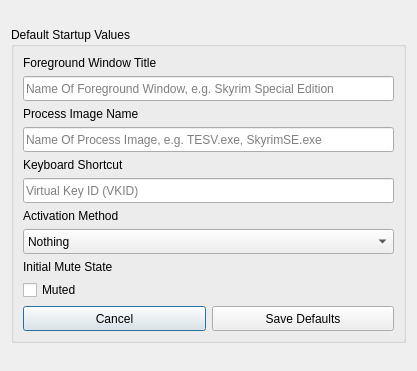
Above: source/json_settings_dialog.ui from PsychedelicShayna/cursor-locker before the change. Below: the same form after it.
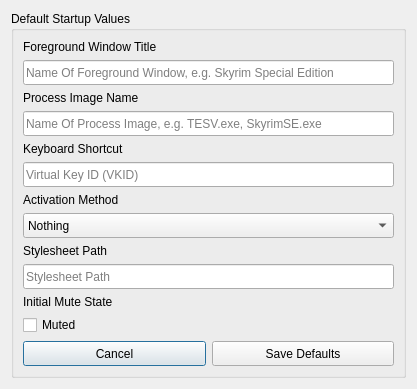
That is the form after the change.

Commit message:
Made improvements to JsonSettingsDialog
- Replaced static load/save functions with JsonSettings member functions.
- Added new stylesheet_path key to JSON settings, used to point to the stylesheet that will be loaded by MainWindow.
- Replaced loadSettingsFromJsonFile/saveSettingsFromJsonFile with loadUiSettingsFromJsonFile/saveUiSettingsToJsonFile functions that implements JsonSettings::LoadFromFile/JsonSettings::SaveToFile.
- Renamed QLineEdit instances to follow ledit naming convention.
- Improved formatting of style polish lambdas.

```diff
--- a/source/json_settings_dialog.ui
+++ b/source/json_settings_dialog.ui
@@ -7,7 +7,7 @@
     <x>0</x>
     <y>0</y>
     <width>417</width>
-    <height>371</height>
+    <height>381</height>
    </rect>
   </property>
   <property name="sizePolicy">
@@ -193,6 +193,26 @@
         </item>
        </widget>
       </item>
+      <item>
+       <widget class="QLabel" name="labelStylesheetPath">
+        <property name="text">
+         <string>Stylesheet Path</string>
+        </property>
+       </widget>
+      </item>
+      <item>
+       <widget class="QLineEdit" name="leditStylesheetPath">
+        <property name="minimumSize">
+         <size>
+          <width>0</width>
+          <height>25</height>
+         </size>
+        </property>
+        <property name="placeholderText">
+         <string>Stylesheet Path</string>
+        </property>
+       </widget>
+      </item>
       <item>
        <widget class="QLabel" name="labelInitialMuteState">
         <property name="sizePolicy">
```
Left out of the diff: 6 changed lines with no effect on the pictures. The commit also changes 2 other files.
